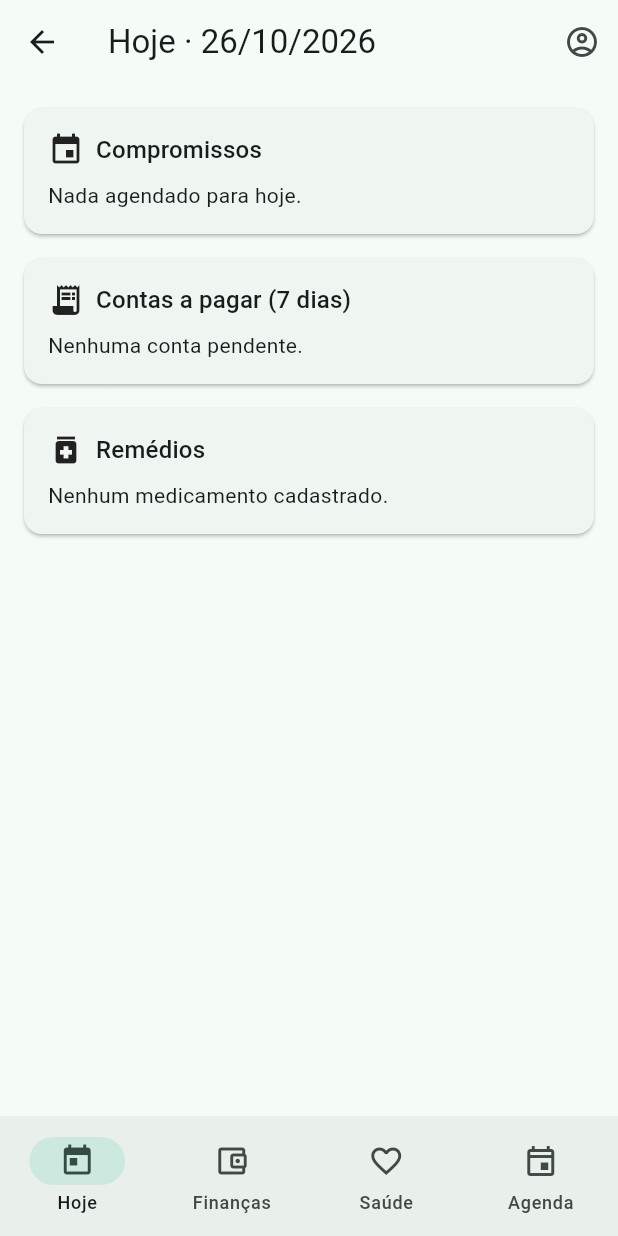
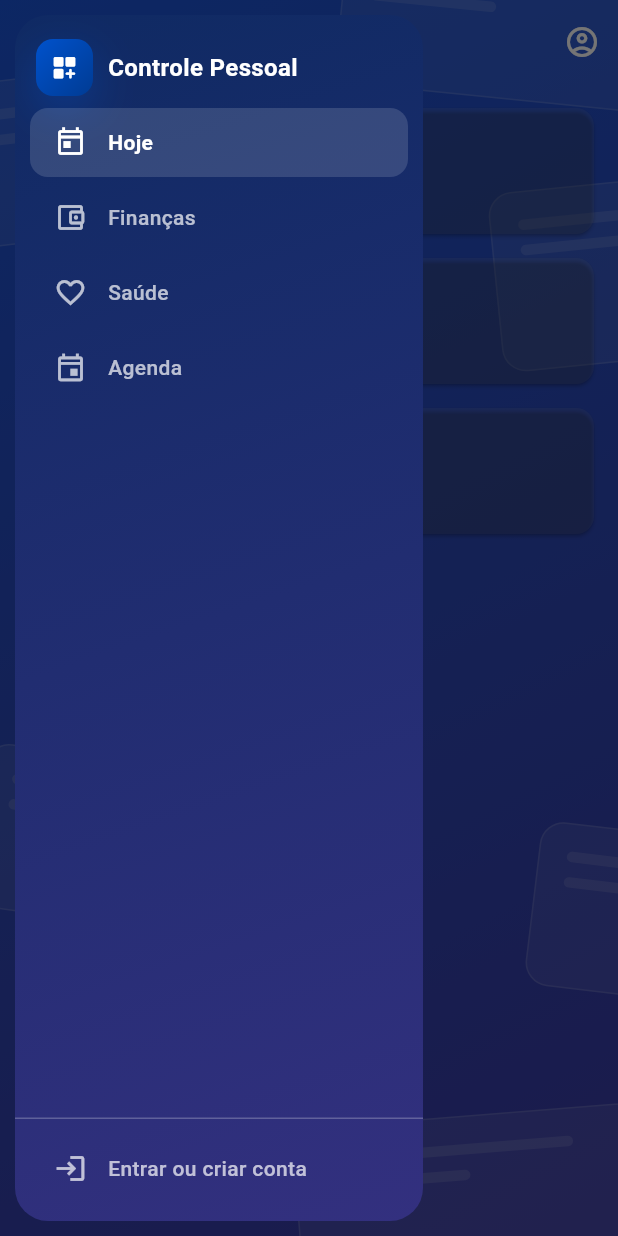
Before and after one commit to valdeiramaral/controle.pessoal, a Flutter app: the _Casca screen opened directly, with the side drawer open (before the commit the screen has no drawer), on a phone screen of 412 x 824 dp. Run offline on Flutter 3.47's test engine with Material 3 defaults, Android fonts, the phone set to English and light mode, and no system bars; our stand-ins replace drift, drift_flutter, flutter_local_notifications, flutter_riverpod, flutter_secure_storage, timezone; accounts and stored records are empty; generated files the repository leaves out were written again.

Commit message:
Visual unico: fundo azul em todas as telas, icones outline, menu lateral recolhivel e suspenso
Co-Authored-By: Claude Sonnet 5.5 <noreply@anthropic.com>
Claude-Session: https://claude.ai/code/session_01BBJdPGpRE6NQGsK2ezuwoF

```diff
--- a/app/lib/app.dart
+++ b/app/lib/app.dart
@@ -4,7 +4,10 @@ import 'package:flutter_riverpod/flutter_riverpod.dart';
 
 import 'features/agenda/agenda_page.dart';
 import 'features/auth/login_page.dart';
+import 'core/tema.dart';
 import 'features/auth/sessao.dart';
+import 'features/auth/widgets_auth.dart';
+import 'features/nav/menu_lateral.dart';
 import 'features/financas/financas_page.dart';
 import 'features/hoje/hoje_page.dart';
 import 'features/saude/saude_page.dart';
@@ -17,15 +20,10 @@ class App extends StatelessWidget {
     return MaterialApp(
       title: 'Controle Pessoal',
       debugShowCheckedModeBanner: false,
-      theme: ThemeData(
-        colorSchemeSeed: const Color(0xFF2E7D6B),
-        useMaterial3: true,
-      ),
-      darkTheme: ThemeData(
-        colorSchemeSeed: const Color(0xFF2E7D6B),
-        brightness: Brightness.dark,
-        useMaterial3: true,
-      ),
+      theme: temaApp(),
+      darkTheme: temaApp(),
+      themeMode: ThemeMode.dark,
+      builder: (context, child) => FundoAzul(child: child ?? const SizedBox.shrink()),
       locale: const Locale('pt', 'BR'),
       supportedLocales: const [Locale('pt', 'BR')],
       localizationsDelegates: const [
@@ -57,15 +55,15 @@ class _Portao extends ConsumerWidget {
   }
 }
 
-/// Navegacao principal: Hoje, Financas, Saude e Agenda.
-class _Casca extends StatefulWidget {
+/// Navegacao principal: menu a esquerda (fixo, recolhido ou suspenso) e as paginas.
+class _Casca extends ConsumerStatefulWidget {
   const _Casca();
 
   @override
-  State<_Casca> createState() => _CascaState();
+  ConsumerState<_Casca> createState() => _CascaState();
 }
 
-class _CascaState extends State<_Casca> {
+class _CascaState extends ConsumerState<_Casca> {
   int _indice = 0;
 
   static const _paginas = <Widget>[
@@ -75,18 +73,36 @@ class _CascaState extends State<_Casca> {
     AgendaPage(),
   ];
 
+  void _ir(int i, {bool fecharMenu = false}) {
+    setState(() => _indice = i);
+    if (fecharMenu) Navigator.of(context).pop();
+  }
+
   @override
   Widget build(BuildContext context) {
+    final suspenso = menuEmModoSuspenso(context, ref.watch(menuSuspensoProvider));
     return Scaffold(
-      body: IndexedStack(index: _indice, children: _paginas),
-      bottomNavigationBar: NavigationBar(
-        selectedIndex: _indice,
-        onDestinationSelected: (i) => setState(() => _indice = i),
-        destinations: const [
-          NavigationDestination(icon: Icon(Icons.today_outlined), selectedIcon: Icon(Icons.today), label: 'Hoje'),
-          NavigationDestination(icon: Icon(Icons.account_balance_wallet_outlined), selectedIcon: Icon(Icons.account_balance_wallet), label: 'Finanças'),
-          NavigationDestination(icon: Icon(Icons.favorite_border), selectedIcon: Icon(Icons.favorite), label: 'Saúde'),
-          NavigationDestination(icon: Icon(Icons.event_outlined), selectedIcon: Icon(Icons.event), label: 'Agenda'),
+      key: chaveCasca,
+      drawer: suspenso
+          ? Drawer(
+              backgroundColor: Colors.transparent,
+              elevation: 0,
+              width: 292,
+              child: Padding(
+                padding: const EdgeInsets.all(10),
+                child: MenuLateral(emDrawer: true, indice: _indice, aoIr: (i) => _ir(i, fecharMenu: true)),
+              ),
+            )
+          : null,
+      body: Row(
+        crossAxisAlignment: CrossAxisAlignment.stretch,
+        children: [
+          if (!suspenso)
+            Padding(
+              padding: const EdgeInsets.fromLTRB(12, 12, 0, 12),
+              child: MenuLateral(indice: _indice, aoIr: _ir),
+            ),
+          Expanded(child: IndexedStack(index: _indice, children: _paginas)),
         ],
       ),
     );
--- a/app/lib/features/auth/widgets_auth.dart
+++ b/app/lib/features/auth/widgets_auth.dart
@@ -5,18 +5,21 @@ import 'package:flutter/material.dart';
 /// Azul da marca usado nas telas de entrada.
 const azulMarca = Color(0xFF0052CC);
 
-/// Tema claro com o azul da marca (campos, botoes e caixas das telas de entrada).
-ThemeData temaAzul(BuildContext context) => Theme.of(context).copyWith(
+/// Tema claro com o azul da marca (campos, botoes e caixas sobre cartoes brancos).
+ThemeData temaAzul(BuildContext context) => ThemeData(
+      useMaterial3: true,
+      brightness: Brightness.light,
       colorScheme: ColorScheme.fromSeed(seedColor: azulMarca, brightness: Brightness.light)
           .copyWith(primary: azulMarca, onPrimary: Colors.white),
+      fontFamily: Theme.of(context).textTheme.bodyMedium?.fontFamily,
+      scaffoldBackgroundColor: Colors.white,
     );
 
-/// Fundo azul com cartoes translucidos ao fundo e conteudo centralizado e rolavel.
-class FundoAuth extends StatelessWidget {
-  const FundoAuth({super.key, required this.filho, this.larguraMax = 440});
+/// Fundo azul em degrade com cartoes translucidos; usado atras de todas as telas.
+class FundoAzul extends StatelessWidget {
+  const FundoAzul({super.key, required this.child});
 
-  final Widget filho;
-  final double larguraMax;
+  final Widget child;
 
   @override
   Widget build(BuildContext context) {
@@ -31,7 +34,24 @@ class FundoAuth extends StatelessWidget {
       child: Stack(
         children: [
           const Positioned.fill(child: IgnorePointer(child: _Decoracao())),
-          SafeArea(
+          child,
+        ],
+      ),
+    );
+  }
+}
+
+/// Telas de entrada: fundo azul e conteudo centralizado e rolavel.
+class FundoAuth extends StatelessWidget {
+  const FundoAuth({super.key, required this.filho, this.larguraMax = 440});
+
+  final Widget filho;
+  final double larguraMax;
+
+  @override
+  Widget build(BuildContext context) {
+    return FundoAzul(
+      child: SafeArea(
         child: Center(
           child: SingleChildScrollView(
             padding: const EdgeInsets.symmetric(horizontal: 20, vertical: 24),
@@ -41,8 +61,6 @@ class FundoAuth extends StatelessWidget {
             ),
           ),
         ),
-          ),
-        ],
       ),
     );
   }
--- a/app/lib/features/financas/financas_page.dart
+++ b/app/lib/features/financas/financas_page.dart
@@ -1,5 +1,7 @@
 import 'package:flutter/material.dart';
 import 'package:flutter_riverpod/flutter_riverpod.dart';
+
+import '../nav/menu_lateral.dart';
 
 import '../../core/calculos.dart';
 import '../../core/formatos.dart';
@@ -12,7 +14,7 @@ class FinancasPage extends ConsumerWidget {
   Widget build(BuildContext context, WidgetRef ref) {
     final banco = ref.watch(bancoProvider);
     return Scaffold(
-      appBar: AppBar(title: const Text('Finanças')),
+      appBar: const BarraPagina(title: Text('Finanças')),
       body: StreamBuilder<List<Lancamento>>(
         stream: banco.observarLancamentos(),
         builder: (context, snap) {
@@ -49,7 +51,7 @@ class FinancasPage extends ConsumerWidget {
                         color: Colors.red,
                         alignment: Alignment.centerRight,
                         padding: const EdgeInsets.only(right: 16),
-                        child: const Icon(Icons.delete, color: Colors.white),
+                        child: const Icon(Icons.delete_outline, color: Colors.white),
                       ),
                       onDismissed: (_) => banco.excluirLancamento(l.id),
                       child: ListTile(
--- a/app/lib/features/hoje/hoje_page.dart
+++ b/app/lib/features/hoje/hoje_page.dart
@@ -4,6 +4,7 @@ import 'package:flutter_riverpod/flutter_riverpod.dart';
 import '../../core/formatos.dart';
 import '../../data/local/banco.dart';
 import '../auth/conta_sheet.dart';
+import '../nav/menu_lateral.dart';
 
 /// Painel unificado: compromissos do dia, contas a vencer e remedios.
 class HojePage extends ConsumerWidget {
@@ -16,7 +17,7 @@ class HojePage extends ConsumerWidget {
     final em7dias = hoje.add(const Duration(days: 7));
 
     return Scaffold(
-      appBar: AppBar(
+      appBar: BarraPagina(
         title: Text('Hoje · ${formatarData(hoje)}'),
         actions: [
           IconButton(
@@ -31,7 +32,7 @@ class HojePage extends ConsumerWidget {
         children: [
           _Secao(
             titulo: 'Compromissos',
-            icone: Icons.event,
+            icone: Icons.event_outlined,
             filho: StreamBuilder<List<Evento>>(
               stream: banco.observarEventosDoDia(hoje),
               builder: (context, snap) {
@@ -52,7 +53,7 @@ class HojePage extends ConsumerWidget {
           ),
           _Secao(
             titulo: 'Contas a pagar (7 dias)',
-            icone: Icons.receipt_long,
+            icone: Icons.receipt_long_outlined,
             filho: StreamBuilder<List<Lancamento>>(
               stream: banco.observarContasPendentes(ate: em7dias),
               builder: (context, snap) {
@@ -76,7 +77,7 @@ class HojePage extends ConsumerWidget {
           ),
           _Secao(
             titulo: 'Remédios',
-            icone: Icons.medication,
+            icone: Icons.medication_outlined,
             filho: StreamBuilder<List<Medicamento>>(
               stream: banco.observarMedicamentos(),
               builder: (context, snap) {
--- /dev/null
+++ b/app/lib/features/nav/menu_lateral.dart
@@ -0,0 +1,292 @@
+import 'package:flutter/material.dart';
+import 'package:flutter_riverpod/flutter_riverpod.dart';
+
+import '../admin/perfis_grupos_page.dart';
+import '../admin/usuarios_page.dart';
+import '../auth/meus_dados_page.dart';
+import '../auth/sessao.dart';
+import '../auth/widgets_auth.dart';
+
+/// Abaixo desta largura o menu fica sempre suspenso (some e abre por cima).
+const larguraMinimaMenuFixo = 760.0;
+
+/// Menu recolhido (so icones) quando fixo.
+final menuRecolhidoProvider = StateProvider<bool>((_) => false);
+
+/// Preferencia, em telas largas, por deixar o menu suspenso em vez de fixo.
+final menuSuspensoProvider = StateProvider<bool>((_) => false);
+
+/// Chave do Scaffold principal, para as paginas abrirem o menu suspenso.
+final chaveCasca = GlobalKey<ScaffoldState>();
+
+bool menuEmModoSuspenso(BuildContext context, bool preferencia) =>
+    MediaQuery.sizeOf(context).width < larguraMinimaMenuFixo || preferencia;
+
+/// Barra de titulo das paginas principais; mostra o botao do menu quando ele esta suspenso.
+class BarraPagina extends ConsumerWidget implements PreferredSizeWidget {
+  const BarraPagina({super.key, required this.title, this.actions});
+
+  final Widget title;
+  final List<Widget>? actions;
+
+  @override
+  Size get preferredSize => const Size.fromHeight(kToolbarHeight);
+
+  @override
+  Widget build(BuildContext context, WidgetRef ref) {
+    final suspenso = menuEmModoSuspenso(context, ref.watch(menuSuspensoProvider));
+    return AppBar(
+      automaticallyImplyLeading: false,
+      leading: suspenso
+          ? IconButton(
+              key: const Key('botao_menu'),
+              tooltip: 'Menu',
+              icon: const Icon(Icons.menu),
+              onPressed: () => chaveCasca.currentState?.openDrawer(),
+            )
+          : null,
+      titleSpacing: suspenso ? null : 20,
+      title: title,
+      actions: actions,
+    );
+  }
+}
+
+/// Menu lateral: modulos, administracao (por permissao) e conta.
+/// Fixo (expandido ou so com icones) ou dentro do Drawer, quando suspenso.
+class MenuLateral extends ConsumerWidget {
+  const MenuLateral({super.key, required this.indice, required this.aoIr, this.emDrawer = false});
+
+  final int indice;
+  final ValueChanged<int> aoIr;
+  final bool emDrawer;
+
+  @override
+  Widget build(BuildContext context, WidgetRef ref) {
+    final s = ref.watch(sessaoProvider);
+    final logado = s.fase == FaseSessao.logado;
+    final recolhido = !emDrawer && ref.watch(menuRecolhidoProvider);
+    final largo = MediaQuery.sizeOf(context).width >= larguraMinimaMenuFixo;
+
+    void abrir(Widget pagina) {
+      final nav = Navigator.of(context);
+      if (emDrawer) nav.pop();
+      nav.push(MaterialPageRoute<void>(builder: (_) => pagina));
+    }
+
+    final modulos = <(IconData, String)>[
+      (Icons.today_outlined, 'Hoje'),
+      (Icons.account_balance_wallet_outlined, 'Finanças'),
+      (Icons.favorite_border, 'Saúde'),
+      (Icons.event_outlined, 'Agenda'),
+    ];
+    final admin = <(IconData, String, Widget)>[
+      if (logado && s.pode('acesso.usuario.ver'))
+        (Icons.manage_accounts_outlined, 'Usuários e acessos', const UsuariosPage()),
+      if (logado &&
+          s.pode('acesso.usuario.ver') &&
+          (s.pode('acesso.perfil.gerenciar') || s.pode('acesso.grupo.gerenciar')))
+        (Icons.admin_panel_settings_outlined, 'Perfis e grupos', const PerfisGruposPage()),
+    ];
+
+    return ClipRRect(
+      borderRadius: BorderRadius.circular(22),
+      child: AnimatedContainer(
+        duration: const Duration(milliseconds: 200),
+        curve: Curves.easeOut,
+        width: emDrawer ? 280 : (recolhido ? 76 : 250),
+        decoration: const BoxDecoration(
+          gradient: LinearGradient(
+            begin: Alignment.topLeft,
+            end: Alignment.bottomRight,
+            colors: [Color(0xFF0F2A63), Color(0xFF33307F)],
+          ),
+        ),
+        child: SafeArea(
+          child: Column(
+            crossAxisAlignment: CrossAxisAlignment.stretch,
+            children: [
+              _Cabecalho(recolhido: recolhido, emDrawer: emDrawer, largo: largo),
+              const SizedBox(height: 6),
+              Expanded(
+                child: ListView(
+                  padding: const EdgeInsets.symmetric(horizontal: 10),
+                  children: [
+                    for (var i = 0; i < modulos.length; i++)
+                      _Item(
+                        icone: modulos[i].$1,
+                        rotulo: modulos[i].$2,
+                        selecionado: indice == i,
+                        recolhido: recolhido,
+                        aoTocar: () => aoIr(i),
+                      ),
+                    if (admin.isNotEmpty) ...[
+                      const _Secao('Administração'),
+                      for (final a in admin)
+                        _Item(icone: a.$1, rotulo: a.$2, recolhido: recolhido, aoTocar: () => abrir(a.$3)),
+                    ],
+                  ],
+                ),
+              ),
+              const Divider(color: Colors.white24, height: 1),
+              Padding(
+                padding: const EdgeInsets.fromLTRB(10, 8, 10, 10),
+                child: Column(children: [
+                  if (logado)
+                    _Item(
+                      icone: Icons.badge_outlined,
+                      rotulo: 'Meus dados',
+                      recolhido: recolhido,
+                      aoTocar: () => abrir(const MeusDadosPage()),
+                    ),
+                  _Item(
+                    chave: const Key('menu_sair'),
+                    icone: logado ? Icons.logout : Icons.login,
+                    rotulo: logado ? 'Sair' : 'Entrar ou criar conta',
+                    recolhido: recolhido,
+                    aoTocar: () {
+                      if (emDrawer) Navigator.of(context).pop();
+                      ref.read(sessaoProvider.notifier).sair();
+                    },
+                  ),
+                ]),
+              ),
+            ],
+          ),
+        ),
+      ),
+    );
+  }
+}
+
+class _Cabecalho extends ConsumerWidget {
+  const _Cabecalho({required this.recolhido, required this.emDrawer, required this.largo});
+
+  final bool recolhido;
+  final bool emDrawer;
+  final bool largo;
+
+  @override
+  Widget build(BuildContext context, WidgetRef ref) {
+    final recolher = IconButton(
+      key: const Key('menu_recolher'),
+      tooltip: recolhido ? 'Expandir menu' : 'Recolher menu',
+      color: Colors.white70,
+      icon: Icon(recolhido ? Icons.chevron_right : Icons.chevron_left),
+      onPressed: () => ref.read(menuRecolhidoProvider.notifier).state = !recolhido,
+    );
+    if (recolhido) {
+      return Padding(
+        padding: const EdgeInsets.only(top: 14),
+        child: Column(children: [
+          Theme(data: temaAzul(context), child: const MarcaApp(tamanho: 38)),
+          const SizedBox(height: 4),
+          recolher,
+        ]),
+      );
+    }
+    return Padding(
+      padding: const EdgeInsets.fromLTRB(14, 16, 6, 0),
+      child: Row(children: [
+        Theme(data: temaAzul(context), child: const MarcaApp(tamanho: 38)),
+        const SizedBox(width: 10),
+        const Expanded(
+          child: Text('Controle Pessoal',
+              maxLines: 1,
+              overflow: TextOverflow.ellipsis,
+              style: TextStyle(color: Colors.white, fontWeight: FontWeight.w700, fontSize: 16)),
+        ),
+        if (emDrawer && largo)
+          IconButton(
+            key: const Key('menu_fixar'),
+            tooltip: 'Fixar menu',
+            color: Colors.white70,
+            icon: const Icon(Icons.push_pin_outlined),
+            onPressed: () {
+              ref.read(menuSuspensoProvider.notifier).state = false;
+              Navigator.of(context).pop();
+            },
+          )
+        else if (!emDrawer) ...[
+          if (largo)
+            IconButton(
+              key: const Key('menu_suspender'),
+              tooltip: 'Menu suspenso (ocultar)',
+              color: Colors.white70,
+              icon: const Icon(Icons.visibility_off_outlined),
+              onPressed: () => ref.read(menuSuspensoProvider.notifier).state = true,
+            ),
+          recolher,
+        ],
+      ]),
+    );
+  }
+}
+
+class _Secao extends StatelessWidget {
+  const _Secao(this.texto);
+
+  final String texto;
+
+  @override
+  Widget build(BuildContext context) => Padding(
+        padding: const EdgeInsets.fromLTRB(12, 16, 12, 6),
+        child: Text(texto.toUpperCase(),
+            maxLines: 1,
+            overflow: TextOverflow.clip,
+            style: const TextStyle(color: Colors.white54, fontSize: 11, letterSpacing: 1.1, fontWeight: FontWeight.w600)),
+      );
+}
+
+class _Item extends StatelessWidget {
+  const _Item({
+    required this.icone,
+    required this.rotulo,
+    required this.recolhido,
+    required this.aoTocar,
+    this.selecionado = false,
+    this.chave,
+  });
+
+  final IconData icone;
+  final String rotulo;
+  final bool recolhido;
+  final bool selecionado;
+  final VoidCallback aoTocar;
+  final Key? chave;
+
+  @override
+  Widget build(BuildContext context) {
+    final corpo = Material(
+      color: selecionado ? Colors.white.withValues(alpha: 0.14) : Colors.transparent,
+      borderRadius: BorderRadius.circular(12),
+      child: InkWell(
+        key: chave,
+        borderRadius: BorderRadius.circular(12),
+        onTap: aoTocar,
+        child: Padding(
+          padding: const EdgeInsets.symmetric(horizontal: 16, vertical: 12),
+          child: Row(children: [
+            Icon(icone, size: 22, color: selecionado ? Colors.white : Colors.white70),
+            if (!recolhido) ...[
+              const SizedBox(width: 14),
+              Expanded(
+                child: Text(rotulo,
+                    maxLines: 1,
+                    softWrap: false,
+                    overflow: TextOverflow.ellipsis,
+                    style: TextStyle(
+                        color: selecionado ? Colors.white : Colors.white70,
+                        fontWeight: selecionado ? FontWeight.w600 : FontWeight.w500)),
+              ),
+            ],
+          ]),
+        ),
+      ),
+    );
+    return Padding(
+      padding: const EdgeInsets.symmetric(vertical: 2),
+      child: recolhido ? Tooltip(message: rotulo, child: corpo) : corpo,
+    );
+  }
+}
```
Also changed, not shown: app/lib/core/tema.dart (added, +40 -0 lines), app/lib/features/agenda/agenda_page.dart (+5 -3 lines), app/lib/features/saude/saude_page.dart (+5 -3 lines), 1 other file. Lines whose indentation alone changed are shown as unchanged.
